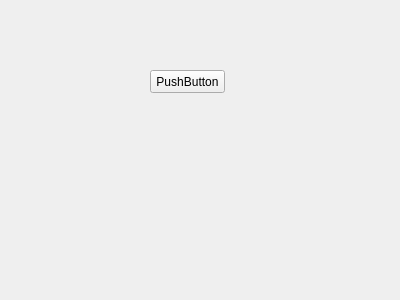
The window that MUK/principal.ui (sebastiangh21/juego-info2) describes before a commit, drawn with Qt 5.
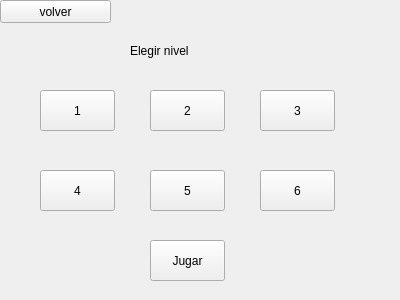
The same window after the commit.

What changed in the file:
```diff
--- a/MUK/principal.ui
+++ b/MUK/principal.ui
@@ -16,14 +16,268 @@
   <widget class="QPushButton" name="pushButton">
    <property name="geometry">
     <rect>
+     <x>40</x>
+     <y>90</y>
+     <width>75</width>
+     <height>41</height>
+    </rect>
+   </property>
+   <property name="styleSheet">
+    <string notr="true">font: 11pt &quot;Gill Sans Ultra Bold&quot;;</string>
+   </property>
+   <property name="text">
+    <string>1</string>
+   </property>
+   <property name="checkable">
+    <bool>true</bool>
+   </property>
+   <property name="checked">
+    <bool>false</bool>
+   </property>
+   <property name="autoRepeatDelay">
+    <number>300</number>
+   </property>
+   <property name="autoRepeatInterval">
+    <number>100</number>
+   </property>
+   <property name="autoDefault">
+    <bool>false</bool>
+   </property>
+   <property name="default">
+    <bool>false</bool>
+   </property>
+   <property name="flat">
+    <bool>false</bool>
+   </property>
+  </widget>
+  <widget class="QPushButton" name="nivel2">
+   <property name="geometry">
+    <rect>
      <x>150</x>
-     <y>70</y>
+     <y>90</y>
      <width>75</width>
+     <height>41</height>
+    </rect>
+   </property>
+   <property name="styleSheet">
+    <string notr="true">font: 11pt &quot;Gill Sans Ultra Bold&quot;;</string>
+   </property>
+   <property name="text">
+    <string>2</string>
+   </property>
+   <property name="checkable">
+    <bool>true</bool>
+   </property>
+   <property name="checked">
+    <bool>false</bool>
+   </property>
+   <property name="autoRepeatDelay">
+    <number>300</number>
+   </property>
+   <property name="autoRepeatInterval">
+    <number>100</number>
+   </property>
+   <property name="autoDefault">
+    <bool>false</bool>
+   </property>
+   <property name="default">
+    <bool>false</bool>
+   </property>
+   <property name="flat">
+    <bool>false</bool>
+   </property>
+  </widget>
+  <widget class="QPushButton" name="nivel3">
+   <property name="geometry">
+    <rect>
+     <x>260</x>
+     <y>90</y>
+     <width>75</width>
+     <height>41</height>
+    </rect>
+   </property>
+   <property name="styleSheet">
+    <string notr="true">font: 11pt &quot;Gill Sans Ultra Bold&quot;;</string>
+   </property>
+   <property name="text">
+    <string>3</string>
+   </property>
+   <property name="checkable">
+    <bool>true</bool>
+   </property>
+   <property name="checked">
+    <bool>false</bool>
+   </property>
+   <property name="autoRepeatDelay">
+    <number>300</number>
+   </property>
+   <property name="autoRepeatInterval">
+    <number>100</number>
+   </property>
+   <property name="autoDefault">
+    <bool>false</bool>
+   </property>
+   <property name="default">
+    <bool>false</bool>
+   </property>
+   <property name="flat">
+    <bool>false</bool>
+   </property>
+  </widget>
+  <widget class="QPushButton" name="nivel4">
+   <property name="geometry">
+    <rect>
+     <x>40</x>
+     <y>170</y>
+     <width>75</width>
+     <height>41</height>
+    </rect>
+   </property>
+   <property name="styleSheet">
+    <string notr="true">font: 11pt &quot;Gill Sans Ultra Bold&quot;;</string>
+   </property>
+   <property name="text">
+    <string>4</string>
+   </property>
+   <property name="checkable">
+    <bool>true</bool>
+   </property>
+   <property name="checked">
+    <bool>false</bool>
+   </property>
+   <property name="autoRepeatDelay">
+    <number>300</number>
+   </property>
+   <property name="autoRepeatInterval">
+    <number>100</number>
+   </property>
+   <property name="autoDefault">
+    <bool>false</bool>
+   </property>
+   <property name="default">
+    <bool>false</bool>
+   </property>
+   <property name="flat">
+    <bool>false</bool>
+   </property>
+  </widget>
+  <widget class="QPushButton" name="nivel5">
+   <property name="geometry">
+    <rect>
+     <x>150</x>
+     <y>170</y>
+     <width>75</width>
+     <height>41</height>
+    </rect>
+   </property>
+   <property name="styleSheet">
+    <string notr="true">font: 11pt &quot;Gill Sans Ultra Bold&quot;;</string>
+   </property>
+   <property name="text">
+    <string>5</string>
+   </property>
+   <property name="checkable">
+    <bool>true</bool>
+   </property>
+   <property name="checked">
+    <bool>false</bool>
+   </property>
+   <property name="autoRepeatDelay">
+    <number>300</number>
+   </property>
+   <property name="autoRepeatInterval">
+    <number>100</number>
+   </property>
+   <property name="autoDefault">
+    <bool>false</bool>
+   </property>
+   <property name="default">
+    <bool>false</bool>
+   </property>
+   <property name="flat">
+    <bool>false</bool>
+   </property>
+  </widget>
+  <widget class="QPushButton" name="nivel6">
+   <property name="geometry">
+    <rect>
+     <x>260</x>
+     <y>170</y>
+     <width>75</width>
+     <height>41</height>
+    </rect>
+   </property>
+   <property name="styleSheet">
+    <string notr="true">font: 11pt &quot;Gill Sans Ultra Bold&quot;;</string>
+   </property>
+   <property name="text">
+    <string>6</string>
+   </property>
+   <property name="checkable">
+    <bool>true</bool>
+   </property>
+   <property name="checked">
+    <bool>false</bool>
+   </property>
+   <property name="autoRepeatDelay">
+    <number>300</number>
+   </property>
+   <property name="autoRepeatInterval">
+    <number>100</number>
+   </property>
+   <property name="autoDefault">
+    <bool>false</bool>
+   </property>
+   <property name="default">
+    <bool>false</bool>
+   </property>
+   <property name="flat">
+    <bool>false</bool>
+   </property>
+  </widget>
+  <widget class="QLabel" name="label">
+   <property name="geometry">
+    <rect>
+     <x>130</x>
+     <y>30</y>
+     <width>141</width>
+     <height>41</height>
+    </rect>
+   </property>
+   <property name="styleSheet">
+    <string notr="true">font: 14pt &quot;Gill Sans Ultra Bold&quot;;</string>
+   </property>
+   <property name="text">
+    <string>Elegir nivel</string>
+   </property>
+  </widget>
+  <widget class="QPushButton" name="jugar">
+   <property name="geometry">
+    <rect>
+     <x>150</x>
+     <y>240</y>
+     <width>75</width>
+     <height>41</height>
+    </rect>
+   </property>
+   <property name="styleSheet">
+    <string notr="true">font: 12pt &quot;Gill Sans Ultra Bold&quot;;</string>
+   </property>
+   <property name="text">
+    <string>Jugar</string>
+   </property>
+  </widget>
+  <widget class="QPushButton" name="volver">
+   <property name="geometry">
+    <rect>
+     <x>0</x>
+     <y>0</y>
+     <width>111</width>
      <height>23</height>
     </rect>
    </property>
    <property name="text">
-    <string>PushButton</string>
+    <string>volver</string>
    </property>
   </widget>
  </widget>
```
Left out of the diff: 2 changed lines with no effect on the pictures.
